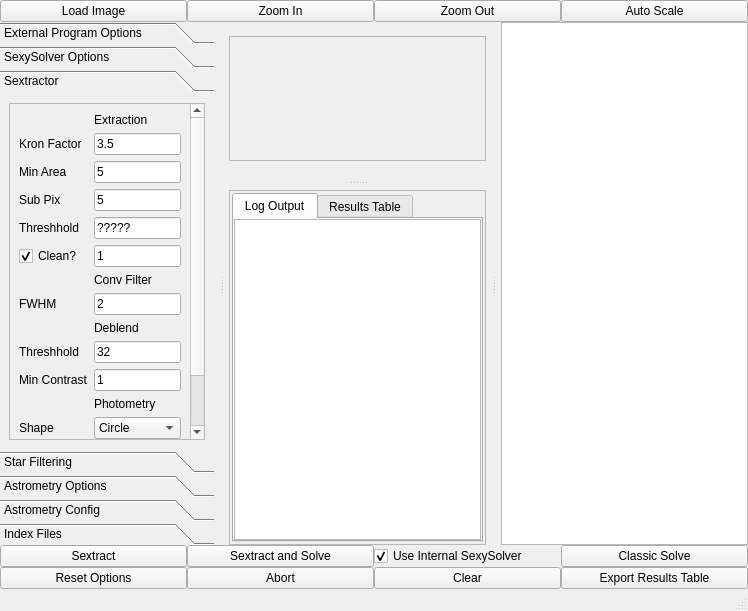
This is mainwindow.ui in rlancaste/stellarsolver as Qt 5 draws it before an edit. The edited form follows.
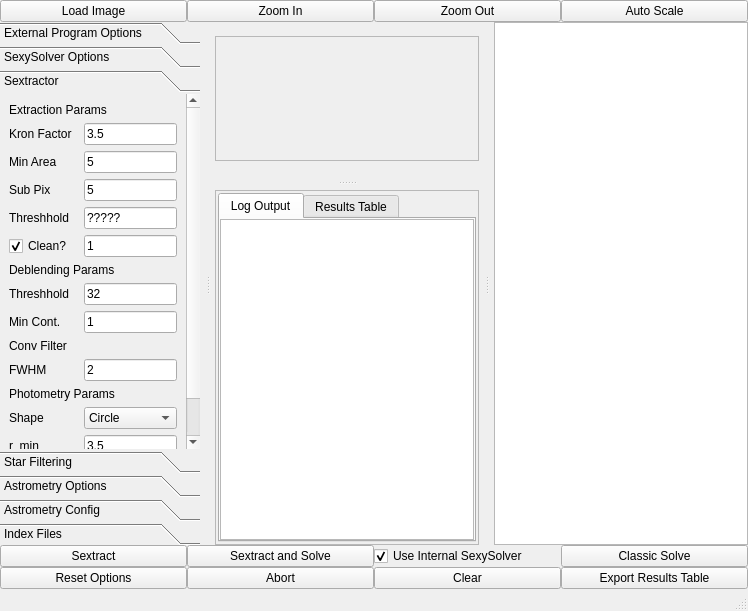
This is the edited form. The open tabs and pages were chosen to show the change. Custom widgets are drawn as their Qt base class.

Patch:
```diff
--- a/mainwindow.ui
+++ b/mainwindow.ui
@@ -425,50 +425,25 @@
          <rect>
           <x>0</x>
           <y>0</y>
-          <width>250</width>
-          <height>306</height>
+          <width>208</width>
+          <height>474</height>
          </rect>
         </property>
         <attribute name="label">
          <string>Sextractor</string>
         </attribute>
         <layout class="QGridLayout" name="gridLayout_8">
-         <item row="0" column="2">
-          <widget class="QScrollArea" name="scrollArea_4">
-           <property name="widgetResizable">
+         <item row="5" column="1">
+          <widget class="QCheckBox" name="cleanCheckBox">
+           <property name="text">
+            <string>Clean?</string>
+           </property>
+           <property name="checked">
             <bool>true</bool>
            </property>
-           <widget class="QWidget" name="scrollAreaWidgetContents_4">
-            <property name="geometry">
-             <rect>
-              <x>0</x>
-              <y>0</y>
-              <width>224</width>
-              <height>474</height>
-             </rect>
-            </property>
-            <layout class="QGridLayout" name="gridLayout_9">
-             <item row="20" column="2">
-              <widget class="QLabel" name="label_14">
-               <property name="sizePolicy">
-                <sizepolicy hsizetype="Preferred" vsizetype="Preferred">
-                 <horstretch>0</horstretch>
-                 <verstretch>0</verstretch>
-                </sizepolicy>
-               </property>
-               <property name="text">
-                <string>Photometry</string>
-               </property>
-              </widget>
-             </item>
-             <item row="8" column="0">
-              <widget class="QLabel" name="label_24">
-               <property name="text">
-                <string>Sub Pix</string>
-               </property>
-              </widget>
-             </item>
-             <item row="25" column="2">
+          </widget>
+         </item>
+         <item row="13" column="3">
               <widget class="QComboBox" name="apertureShape">
                <property name="currentIndex">
                 <number>1</number>
@@ -490,128 +465,132 @@
                </item>
               </widget>
              </item>
-             <item row="6" column="0">
-              <widget class="QLabel" name="label_25">
+         <item row="11" column="3">
+          <widget class="QLineEdit" name="fwhm">
                <property name="text">
-                <string>Kron Factor</string>
+            <string>2</string>
                </property>
               </widget>
              </item>
-             <item row="5" column="2">
-              <widget class="QLabel" name="label_38">
-               <property name="sizePolicy">
-                <sizepolicy hsizetype="Preferred" vsizetype="Preferred">
-                 <horstretch>0</horstretch>
-                 <verstretch>0</verstretch>
-                </sizepolicy>
-               </property>
+         <item row="2" column="1">
+          <widget class="QLabel" name="label_21">
                <property name="text">
-                <string>Extraction</string>
+            <string>Min Area</string>
                </property>
               </widget>
              </item>
-             <item row="17" column="2">
-              <widget class="QLineEdit" name="deblend_thresh">
+         <item row="9" column="1">
+          <widget class="QLabel" name="label_19">
                <property name="text">
-                <string>32</string>
+            <string>Min Cont.</string>
                </property>
               </widget>
              </item>
-             <item row="10" column="0">
-              <widget class="QCheckBox" name="cleanCheckBox">
+         <item row="3" column="3">
+          <widget class="QLineEdit" name="subpix">
                <property name="text">
-                <string>Clean?</string>
-               </property>
-               <property name="checked">
-                <bool>true</bool>
-               </property>
-              </widget>
-             </item>
-             <item row="17" column="0">
-              <widget class="QLabel" name="label_18">
-               <property name="text">
-                <string>Threshhold</string>
-               </property>
-              </widget>
-             </item>
-             <item row="10" column="2">
+            <string>5</string>
+           </property>
+          </widget>
+         </item>
+         <item row="5" column="3">
               <widget class="QLineEdit" name="clean_param">
                <property name="text">
                 <string>1</string>
                </property>
               </widget>
              </item>
-             <item row="29" column="0">
-              <widget class="QLabel" name="label_13">
+         <item row="15" column="3">
+          <widget class="QLineEdit" name="magzero">
                <property name="text">
                 <string>r_min</string>
                </property>
               </widget>
              </item>
-             <item row="14" column="0">
+         <item row="0" column="1" colspan="3">
+          <widget class="QLabel" name="label_38">
+           <property name="sizePolicy">
+            <sizepolicy hsizetype="Preferred" vsizetype="Preferred">
+             <horstretch>0</horstretch>
+             <verstretch>0</verstretch>
+            </sizepolicy>
+           </property>
+           <property name="text">
+            <string>Extraction Params</string>
+           </property>
+          </widget>
+         </item>
+         <item row="1" column="3">
+          <widget class="QLineEdit" name="kron_fact">
+           <property name="text">
+            <string>3.5</string>
+           </property>
+          </widget>
+         </item>
+         <item row="13" column="1">
+          <widget class="QLabel" name="label_12">
+           <property name="text">
+            <string>Shape</string>
+           </property>
+          </widget>
+         </item>
+         <item row="4" column="1">
+          <widget class="QLabel" name="label_17">
+           <property name="text">
+            <string>Threshhold</string>
+           </property>
+          </widget>
+         </item>
+         <item row="11" column="1">
               <widget class="QLabel" name="label_23">
                <property name="text">
                 <string>FWHM</string>
                </property>
               </widget>
              </item>
-             <item row="8" column="2">
-              <widget class="QLineEdit" name="subpix">
-               <property name="text">
-                <string>5</string>
-               </property>
-              </widget>
-             </item>
-             <item row="7" column="0">
-              <widget class="QLabel" name="label_21">
-               <property name="text">
-                <string>Min Area</string>
-               </property>
-              </widget>
-             </item>
-             <item row="30" column="0">
+         <item row="15" column="1">
               <widget class="QLabel" name="label_15">
                <property name="text">
                 <string>magzero</string>
                </property>
               </widget>
              </item>
-             <item row="6" column="2">
-              <widget class="QLineEdit" name="kron_fact">
+         <item row="3" column="1">
+          <widget class="QLabel" name="label_24">
                <property name="text">
-                <string>3.5</string>
+            <string>Sub Pix</string>
                </property>
               </widget>
              </item>
-             <item row="9" column="0">
-              <widget class="QLabel" name="label_17">
+         <item row="14" column="1">
+          <widget class="QLabel" name="label_13">
                <property name="text">
-                <string>Threshhold</string>
+            <string>r_min</string>
                </property>
               </widget>
              </item>
-             <item row="14" column="2">
-              <widget class="QLineEdit" name="fwhm">
+         <item row="2" column="3">
+          <widget class="QLineEdit" name="minarea">
                <property name="text">
-                <string>2</string>
+            <string>5</string>
                </property>
               </widget>
              </item>
-             <item row="16" column="2">
-              <widget class="QLabel" name="label_20">
+         <item row="1" column="1">
+          <widget class="QLabel" name="label_25">
                <property name="text">
-                <string>Deblend</string>
+            <string>Kron Factor</string>
                </property>
               </widget>
              </item>
-             <item row="19" column="2">
-              <widget class="QLineEdit" name="deblend_contrast">
+         <item row="8" column="3">
+          <widget class="QLineEdit" name="deblend_thresh">
                <property name="text">
-                <string>1</string>
+            <string>32</string>
                </property>
               </widget>
              </item>
-             <item row="13" column="2">
+         <item row="10" column="1" colspan="3">
               <widget class="QLabel" name="label_22">
                <property name="sizePolicy">
                 <sizepolicy hsizetype="Preferred" vsizetype="Preferred">
@@ -624,49 +603,55 @@
                </property>
               </widget>
              </item>
-             <item row="25" column="0">
-              <widget class="QLabel" name="label_12">
+         <item row="9" column="3">
+          <widget class="QLineEdit" name="deblend_contrast">
                <property name="text">
-                <string>Shape</string>
+            <string>1</string>
                </property>
               </widget>
              </item>
-             <item row="9" column="2">
+         <item row="4" column="3">
               <widget class="QLineEdit" name="detect_thresh">
                <property name="text">
                 <string>?????</string>
                </property>
               </widget>
              </item>
-             <item row="7" column="2">
-              <widget class="QLineEdit" name="minarea">
+         <item row="7" column="1" colspan="3">
+          <widget class="QLabel" name="label_20">
                <property name="text">
-                <string>5</string>
+            <string>Deblending Params</string>
                </property>
               </widget>
              </item>
-             <item row="30" column="2">
-              <widget class="QLineEdit" name="magzero">
+         <item row="8" column="1">
+          <widget class="QLabel" name="label_18">
                <property name="text">
-                <string>20</string>
+            <string>Threshhold</string>
                </property>
               </widget>
              </item>
-             <item row="19" column="0">
-              <widget class="QLabel" name="label_19">
+         <item row="12" column="1" colspan="3">
+          <widget class="QLabel" name="label_14">
+           <property name="sizePolicy">
+            <sizepolicy hsizetype="Preferred" vsizetype="Preferred">
+             <horstretch>0</horstretch>
+             <verstretch>0</verstretch>
+            </sizepolicy>
+           </property>
                <property name="text">
-                <string>Min Contrast</string>
+            <string>Photometry Params</string>
                </property>
               </widget>
              </item>
-             <item row="29" column="2">
+         <item row="14" column="3">
               <widget class="QLineEdit" name="r_min">
                <property name="text">
                 <string>3.5</string>
                </property>
               </widget>
              </item>
-             <item row="31" column="2">
+         <item row="16" column="3">
               <spacer name="verticalSpacer_4">
                <property name="orientation">
                 <enum>Qt::Vertical</enum>
@@ -681,10 +666,6 @@
              </item>
             </layout>
            </widget>
-          </widget>
-         </item>
-        </layout>
-       </widget>
        <widget class="QWidget" name="StarFilters">
         <property name="geometry">
          <rect>
@@ -1246,7 +1227,7 @@
              <rect>
               <x>0</x>
               <y>0</y>
-              <width>235</width>
+              <width>257</width>
               <height>116</height>
              </rect>
             </property>
@@ -1304,7 +1285,7 @@
           <rect>
            <x>0</x>
            <y>0</y>
-           <width>237</width>
+           <width>259</width>
            <height>319</height>
           </rect>
          </property>
```
Left out of the diff: 259 changed lines with no effect on the pictures. Lines whose indentation alone changed are shown as unchanged.
